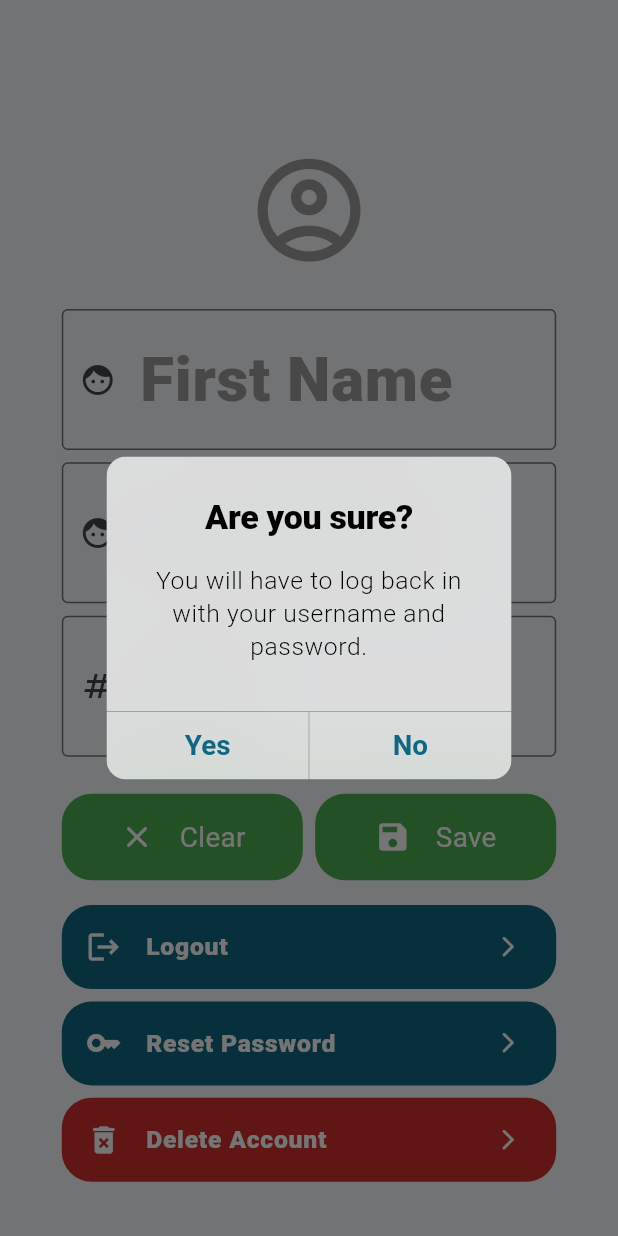
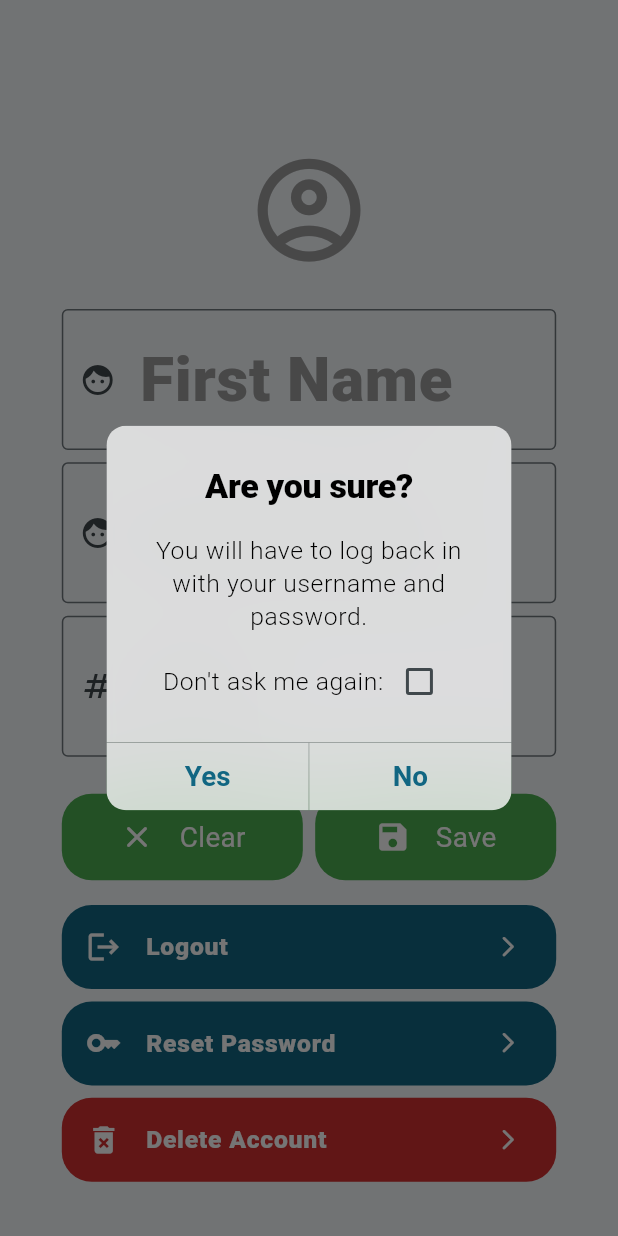
Before and after one commit to joshborut/Lessons_with_firas, a Flutter app: the AccountPage widget shown alone on an empty page, opened directly, after a tap on "Logout", on a phone screen of 412 x 824 dp. Run offline on Flutter 3.47's test engine with Material 3 defaults, Android fonts, the phone set to English and light mode, and no system bars; our stand-ins replace audioplayers, cloud_firestore, envied, firebase_auth, firebase_core, flutter_riverpod and 4 more; accounts and stored records are empty; generated files the repository leaves out were written again.

Commit message:
Improved preference box & created text check box widget pt.2

```diff
--- a/Flutter_projects/food_boxes/lib/utility/shared_providers.dart
+++ b/Flutter_projects/food_boxes/lib/utility/shared_providers.dart
@@ -1,6 +1,7 @@
 import 'package:cloud_firestore/cloud_firestore.dart';
 import 'package:firebase_auth/firebase_auth.dart';
 import 'package:flutter_riverpod/flutter_riverpod.dart';
+import 'package:food_boxes/utility/preference_box.dart';
 
 final intializeMainProviders = Provider.autoDispose(
   (ref) async {
@@ -27,4 +28,7 @@ final firstNameProvider = StateProvider<String>((ref) => "");
 
 final lastNameProvider = StateProvider<String>((ref) => "");
 
+final logoutToggleProvider = StateProvider<bool>(
+    (ref) => PreferenceBox.getInstance().getConfirmLogoutToggle());
+
 final ageProvider = StateProvider<String>((ref) => "");
--- a/Flutter_projects/food_boxes/lib/widgets/account_page.dart
+++ b/Flutter_projects/food_boxes/lib/widgets/account_page.dart
@@ -4,6 +4,7 @@ import 'package:flutter/material.dart';
 import 'package:flutter/services.dart';
 import 'package:flutter_riverpod/flutter_riverpod.dart';
 import 'package:food_boxes/utility/shared_providers.dart';
+import 'package:food_boxes/widgets/text_check_box.dart';
 
 import '../app_constants.dart';
 import '../screens/reset_pw_screen.dart';
@@ -62,6 +63,7 @@ class _AccountPageState extends ConsumerState<AccountPage> {
 
   @override
   Widget build(BuildContext context) {
+    final hideLogoutDialogue = ref.watch(logoutToggleProvider);
     return Container(
       width: double.infinity,
       padding: EdgeInsets.symmetric(
@@ -175,9 +177,14 @@ class _AccountPageState extends ConsumerState<AccountPage> {
                   size: SizeConfig.scaledHeight(2),
                 ),
                 onTap: () async {
-                  final confirmLogout = await yesNoDialogue(context,
-                          "You will have to log back in with your username and password.") ??
-                      false;
+                  bool confirmLogout = true;
+                  if (!hideLogoutDialogue) {
+                    confirmLogout = await yesNoDialogue(
+                            context,
+                            "You will have to log back in with your username and password.",
+                            TextCheckBox(provider: logoutToggleProvider)) ??
+                        false;
+                  }
                   if (confirmLogout) {
                     FirebaseAuth.instance.signOut();
                   }
--- a/Flutter_projects/food_boxes/lib/widgets/text_check_box.dart
+++ b/Flutter_projects/food_boxes/lib/widgets/text_check_box.dart
@@ -20,17 +20,15 @@ class TextCheckBox extends ConsumerWidget {
       child: Row(
         mainAxisAlignment: MainAxisAlignment.center,
         children: [
-          Text(
-            "Don't ask me again.",
-            style: TextStyle(
-              fontSize: SizeConfig.scaledHeight(2.75),
-            ),
-          ),
+          Text("Don't ask me again:",
+              style: Theme.of(context).textTheme.bodySmall),
           Material(
             color: Colors.transparent,
             child: Checkbox(
-              value: !showAlert,
-              onChanged: (value) {
+              activeColor: Theme.of(context).colorScheme.primary,
+              value: showAlert,
+              onChanged: (bool? value) {
+                print("value is $value");
                 ref.read(provider.notifier).state = value!;
                 PreferenceBox.getInstance().setConfirmLogoutToggle(value);
               },
```
